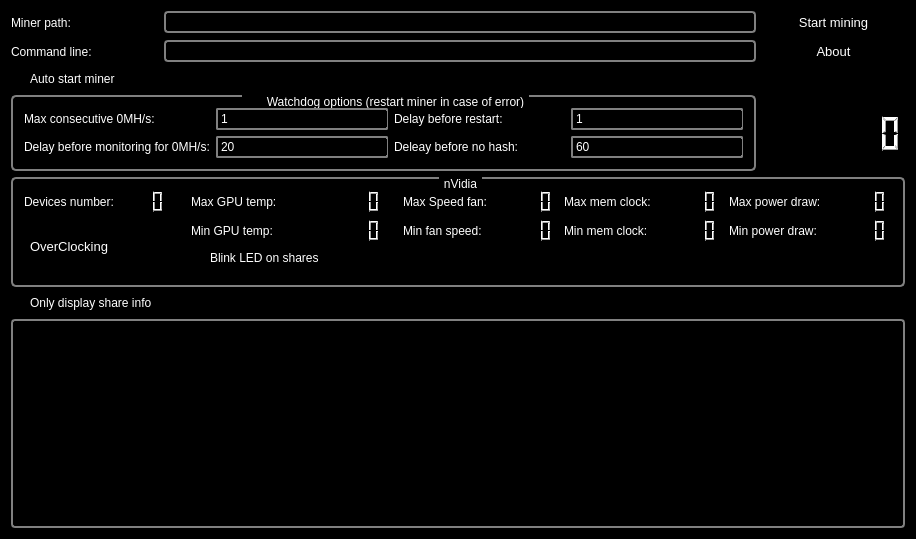
orkblutt/MinerLamp, file mainwindow.ui: the form before one commit.
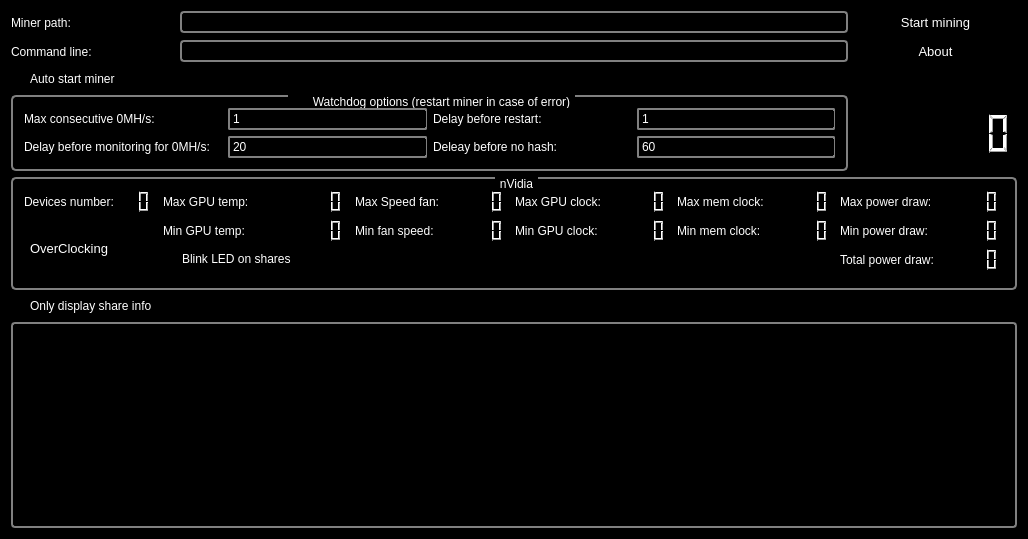
The form after the commit. Icons and pictures are not drawn.

Commit message: add gpu clock monitoring and total power draw

What changed in the file:
```diff
--- a/mainwindow.ui
+++ b/mainwindow.ui
@@ -272,6 +272,13 @@
        <string>nVidia</string>
       </property>
       <layout class="QGridLayout" name="gridLayout_3">
+       <item row="0" column="10">
+        <widget class="QLabel" name="label_10">
+         <property name="text">
+          <string>Max mem clock:</string>
+         </property>
+        </widget>
+       </item>
        <item row="0" column="0">
         <widget class="QLabel" name="label_8">
          <property name="text">
@@ -279,26 +286,13 @@
          </property>
         </widget>
        </item>
-       <item row="1" column="4">
+       <item row="1" column="5">
         <widget class="QLabel" name="label_11">
          <property name="text">
           <string>Min fan speed:</string>
          </property>
         </widget>
        </item>
-       <item row="0" column="6">
-        <widget class="QLabel" name="label_10">
-         <property name="text">
-          <string>Max mem clock:</string>
-         </property>
-        </widget>
-       </item>
-       <item row="0" column="5">
-        <widget class="QLCDNumber" name="lcdNumberMaxFanSpeed"/>
-       </item>
-       <item row="0" column="9">
-        <widget class="QLCDNumber" name="lcdNumberMaxWatt"/>
-       </item>
        <item row="0" column="1">
         <widget class="QLCDNumber" name="lcdNumberGPUCount">
          <property name="digitCount">
@@ -306,9 +300,22 @@
          </property>
         </widget>
        </item>
-       <item row="0" column="7">
+       <item row="0" column="11">
         <widget class="QLCDNumber" name="lcdNumberMaxMemClock"/>
        </item>
+       <item row="0" column="7">
+        <widget class="QLCDNumber" name="lcdNumberMaxFanSpeed"/>
+       </item>
+       <item row="0" column="13">
+        <widget class="QLCDNumber" name="lcdNumberMaxWatt"/>
+       </item>
+       <item row="0" column="5">
+        <widget class="QLabel" name="label_9">
+         <property name="text">
+          <string>Max Speed fan:</string>
+         </property>
+        </widget>
+       </item>
        <item row="0" column="2">
         <widget class="QLabel" name="label_6">
          <property name="text">
@@ -323,20 +330,6 @@
          </property>
         </widget>
        </item>
-       <item row="0" column="4">
-        <widget class="QLabel" name="label_9">
-         <property name="text">
-          <string>Max Speed fan:</string>
-         </property>
-        </widget>
-       </item>
-       <item row="1" column="2">
-        <widget class="QLabel" name="label_13">
-         <property name="text">
-          <string>Min GPU temp:</string>
-         </property>
-        </widget>
-       </item>
        <item row="1" column="3">
         <widget class="QLCDNumber" name="lcdNumberMinGPUTemp">
          <property name="digitCount">
@@ -344,35 +337,42 @@
          </property>
         </widget>
        </item>
-       <item row="1" column="7">
+       <item row="1" column="11">
         <widget class="QLCDNumber" name="lcdNumberMinMemClock"/>
        </item>
-       <item row="0" column="8">
+       <item row="0" column="12">
         <widget class="QLabel" name="label_14">
          <property name="text">
           <string>Max power draw:</string>
          </property>
         </widget>
        </item>
-       <item row="1" column="9">
-        <widget class="QLCDNumber" name="lcdNumberMinWatt"/>
+       <item row="1" column="2">
+        <widget class="QLabel" name="label_13">
+         <property name="text">
+          <string>Min GPU temp:</string>
+         </property>
+        </widget>
        </item>
-       <item row="1" column="5">
+       <item row="1" column="10">
+        <widget class="QLabel" name="label_12">
+         <property name="text">
+          <string>Min mem clock:</string>
+         </property>
+        </widget>
+       </item>
+       <item row="1" column="7">
         <widget class="QLCDNumber" name="lcdNumberMinFanSpeed"/>
        </item>
-       <item row="1" column="8">
+       <item row="1" column="12">
         <widget class="QLabel" name="label_15">
          <property name="text">
           <string>Min power draw:</string>
          </property>
         </widget>
        </item>
-       <item row="1" column="6">
-        <widget class="QLabel" name="label_12">
-         <property name="text">
-          <string>Min mem clock:</string>
-         </property>
-        </widget>
+       <item row="1" column="13">
+        <widget class="QLCDNumber" name="lcdNumberMinWatt"/>
        </item>
        <item row="1" column="0" rowspan="3">
         <widget class="QPushButton" name="pushButtonOC">
@@ -394,6 +394,40 @@
          </property>
         </widget>
        </item>
+       <item row="1" column="8">
+        <widget class="QLabel" name="label_17">
+         <property name="text">
+          <string>Min GPU clock:</string>
+         </property>
+        </widget>
+       </item>
+       <item row="0" column="8">
+        <widget class="QLabel" name="label_16">
+         <property name="text">
+          <string>Max GPU clock:</string>
+         </property>
+        </widget>
+       </item>
+       <item row="0" column="9">
+        <widget class="QLCDNumber" name="lcdNumberMaxGPUClock"/>
+       </item>
+       <item row="1" column="9">
+        <widget class="QLCDNumber" name="lcdNumberMinGPUClock"/>
+       </item>
+       <item row="2" column="12">
+        <widget class="QLabel" name="label_18">
+         <property name="text">
+          <string>Total power draw:</string>
+         </property>
+        </widget>
+       </item>
+       <item row="2" column="13">
+        <widget class="QLCDNumber" name="lcdNumberTotalPowerDraw">
+         <property name="digitCount">
+          <number>5</number>
+         </property>
+        </widget>
+       </item>
       </layout>
      </widget>
     </item>
```
The commit also changes 4 other files.
